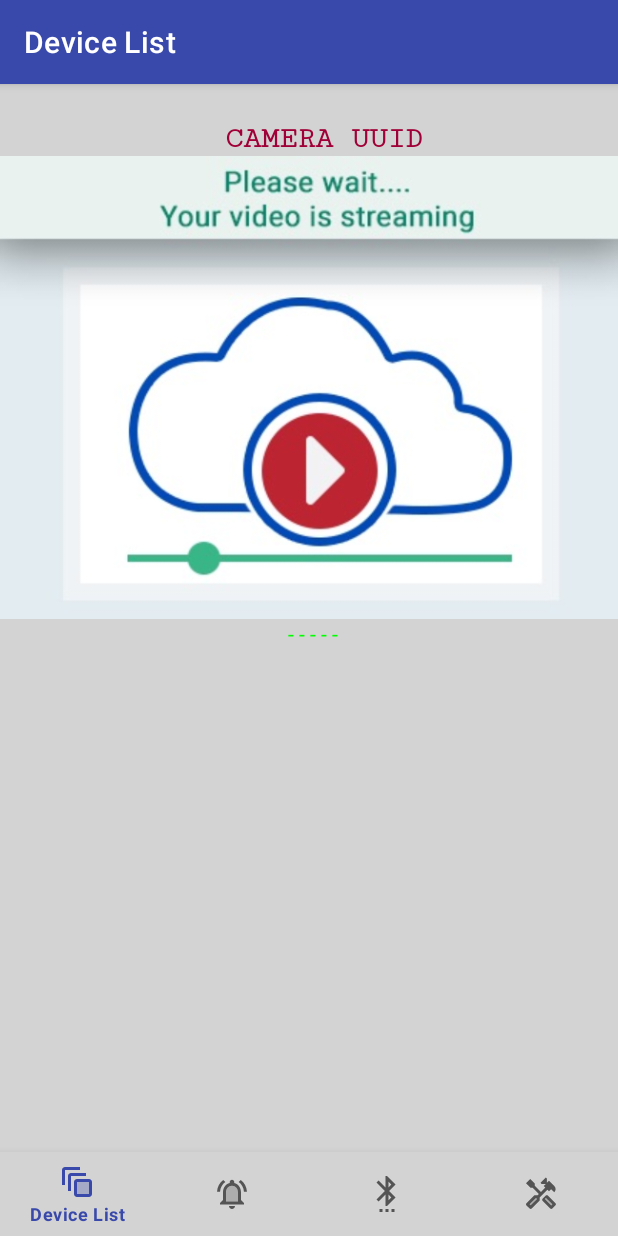
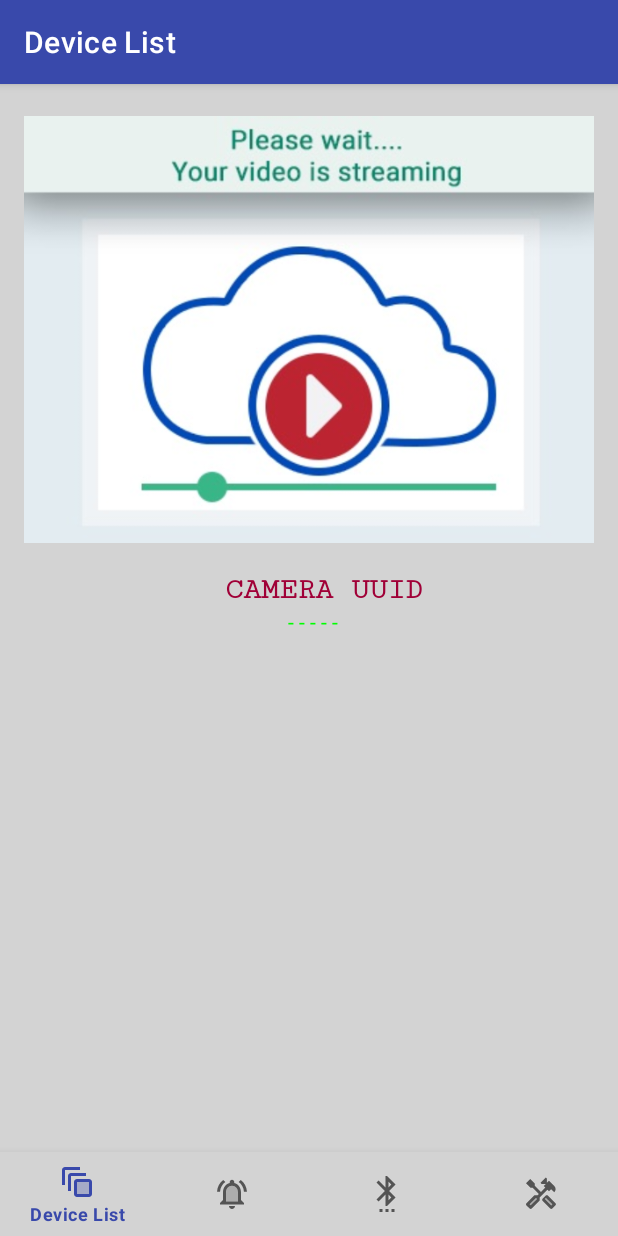
Before and after one commit to gitibeyonde/IbeyondeCam, an Android app: the fragment LiveFragment placed in its activity, on a phone screen of 412 x 824 dp. Run offline under Robolectric (Android 15) with nearby library versions, the phone set to English and light mode, and no system bars; our stand-ins replace Volley, navigation-ui; network calls fail; 13 statements that could not run were skipped.

Commit message:
landscape mode 1

```diff
--- a/app/src/main/java/com/ibeyonde/cam/ui/device/live/LiveFragment.java
+++ b/app/src/main/java/com/ibeyonde/cam/ui/device/live/LiveFragment.java
@@ -92,7 +92,7 @@ public class LiveFragment extends Fragment {
                              @Nullable Bundle savedInstanceState) {
         binding = FragmentLiveBinding.inflate(inflater, container, false);
         View root = binding.getRoot();
-        liveViewModel.getLiveUrl(getContext(), _cameraId);
+        //liveViewModel.getLiveUrl(getContext(), _cameraId);
         Log.i(TAG, "Live view created");
         return root;
     }
--- a/app/src/main/java/com/ibeyonde/cam/utils/NetUtils.java
+++ b/app/src/main/java/com/ibeyonde/cam/utils/NetUtils.java
@@ -47,8 +47,6 @@ public class NetUtils {
         Log.d(TAG, "My Ip=" + _my_address.getHostAddress() + " port=" + _my_port);
         _broker_address = InetAddress.getByName("broker.ibeyonde.com");
         _sock = new DatagramSocket(_my_port, _my_address);
-        //
-        // _sock.setReuseAddress(true);
         _sock.setSoTimeout(400);
         _sock.setTrafficClass(4);
     }
--- a/app/src/main/res/layout/fragment_live.xml
+++ b/app/src/main/res/layout/fragment_live.xml
@@ -1,13 +1,30 @@
 <?xml version="1.0" encoding="utf-8"?>
-<LinearLayout xmlns:android="http://schemas.android.com/apk/res/android"
+<ScrollView xmlns:android="http://schemas.android.com/apk/res/android"
     xmlns:stream="http://schemas.android.com/apk/res-auto"
     xmlns:tools="http://schemas.android.com/tools"
     android:id="@+id/live_fragment"
+    android:layout_width="match_parent"
+    android:layout_height="match_parent"
     android:background="@color/light_grey"
-    android:layout_width="match_parent"
-    android:layout_height="400dp"
     android:orientation="vertical"
     tools:context=".ui.device.live.LiveFragment">
+
+    <LinearLayout
+        android:layout_width="match_parent"
+        android:layout_height="1200dp"
+        android:orientation="vertical"
+        android:paddingLeft="@dimen/activity_horizontal_margin"
+        android:paddingTop="@dimen/activity_vertical_margin"
+        android:paddingRight="@dimen/activity_horizontal_margin"
+        android:paddingBottom="@dimen/activity_vertical_margin">
+
+
+    <ImageView
+        android:id="@+id/cameraLive"
+        android:layout_width="match_parent"
+        android:layout_height="wrap_content"
+        android:adjustViewBounds="true"
+        android:src="@drawable/loading" />
 
     <TextView
         android:id="@+id/cameraLabel"
@@ -15,13 +32,6 @@
         android:layout_width="match_parent"
         android:layout_height="wrap_content"
         android:text="Camera UUID" />
-
-    <ImageView
-        android:id="@+id/cameraLive"
-        android:layout_width="match_parent"
-        android:layout_height="wrap_content"
-        android:adjustViewBounds="true"
-        android:src="@drawable/loading" />
 
     <LinearLayout
         android:layout_width="match_parent"
@@ -60,4 +70,5 @@
     </LinearLayout>
 
 
-</LinearLayout>
+    </LinearLayout>
+</ScrollView>
```
